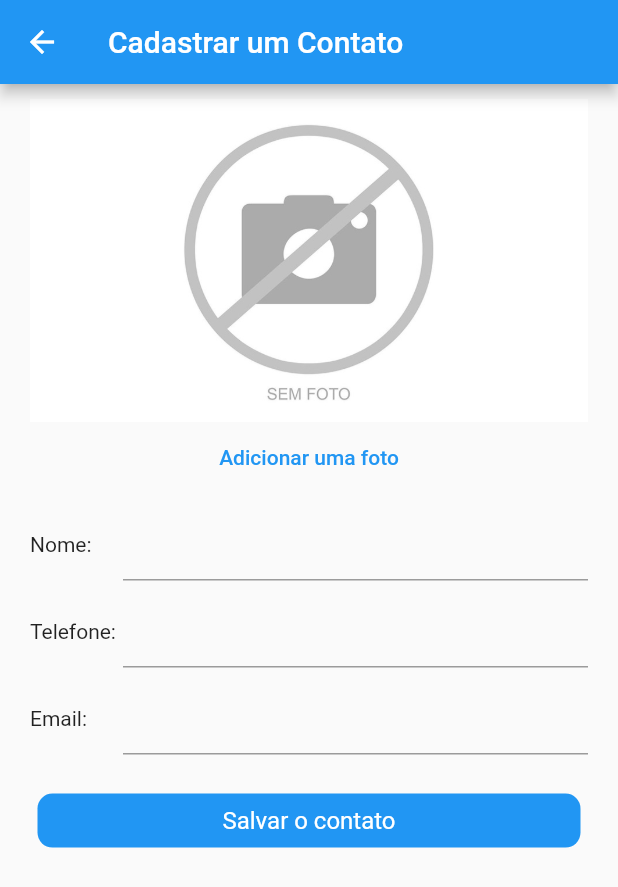
After one commit to otaviotfcunha/lista_contatos_dio, a Flutter app: the CadastroPage screen opened directly, on a phone screen of 412 x 824 dp. The commit adds this screen. Shown: the top 887 px of the screen. Run offline on Flutter 3.47's test engine with Material 2 defaults, Android fonts, the phone set to English and light mode, and no system bars; our stand-ins replace animated_text_kit, dio, flutter_dotenv, image_cropper, image_picker.

Commit message:
[UPDATE] Criação das novas telas, acesso aos dados do backend, crud funcionando e manipulação das imagens.

```diff
--- /dev/null
+++ b/lib/pages/cadastro_page.dart
@@ -0,0 +1,198 @@
+import 'dart:io';
+
+import 'package:flutter/material.dart';
+import 'package:image_picker/image_picker.dart';
+import 'package:lista_contatos_dio/models/contatos_model.dart';
+import 'package:lista_contatos_dio/models/utils.dart';
+import 'package:lista_contatos_dio/repositories/contatos_repository.dart';
+import 'package:lista_contatos_dio/shared/app_images.dart';
+import 'package:path/path.dart';
+import 'package:path_provider/path_provider.dart' as path_provider;
+
+class CadastroPage extends StatefulWidget {
+  const CadastroPage({super.key});
+
+  @override
+  State<CadastroPage> createState() => _CadastroPageState();
+}
+
+class _CadastroPageState extends State<CadastroPage> {
+  var nomeController = TextEditingController(text: "");
+  var telefoneController = TextEditingController(text: "");
+  var emailController = TextEditingController(text: "");
+  var carregando = false;
+  bool subiuFoto = false;
+  late String path;
+  late XFile? photo;
+  String fotoNome = "sem-foto.jpg";
+
+  @override
+  void initState() {
+    // TODO: implement initState
+    super.initState();
+    carregarPagina();
+  }
+
+  carregarPagina() async{
+    setState(() {
+      carregando = true;
+    });
+    nomeController.text = "";
+    telefoneController.text = "";
+    emailController.text = "";
+    path = (await path_provider.getApplicationDocumentsDirectory()).path;
+
+    setState(() {
+      carregando = false;
+    });
+  }
+
+
+  @override
+  Widget build(BuildContext context) {
+    return SafeArea(child: Scaffold(
+      appBar: AppBar(title: const Text("Cadastrar um Contato"),),
+      body: carregando ? const Center(child: CircularProgressIndicator()) : ListView(
+        children: [
+          Padding(
+          padding: const EdgeInsets.symmetric(vertical: 10, horizontal: 20),
+          child: Column(
+            children: [
+              Row(
+                children: [
+                  subiuFoto ? Expanded(child: Image.file(File(photo!.path))) : Expanded(child: Image.asset(AppImages.sem_foto))
+                ],
+              ),
+              TextButton(onPressed: (){
+                showModalBottomSheet(context: context, builder: (_){
+                  return Wrap(
+                    children: [
+                      ListTile(
+                        leading: const Icon(Icons.photo_camera),
+                        title: const Text("Acessar a câmera"),
+                        onTap: () async {
+                          final ImagePicker picker = ImagePicker();
+                          photo = await picker.pickImage(source: ImageSource.camera);
+                          if(photo != null){
+                            //fotoNome = basename(photo!.path);
+                            //await photo!.saveTo("$path/$fotoNome");
+                            photo = await Utils.cropImage(photo!);
+                            fotoNome = basename(photo!.path);
+                            await photo!.saveTo("$path/$fotoNome");
+                            subiuFoto = true;
+                            setState(() {});
+                          }
+
+                        },
+                      ),
+                      ListTile(
+                        leading: const Icon(Icons.photo),
+                        title: const Text("Acessar a galeria"),
+                        onTap: () async {
+                          final ImagePicker picker = ImagePicker();
+                          photo = await picker.pickImage(source: ImageSource.gallery);
+                          if(photo != null){
+                            //fotoNome = basename(photo!.path);
+                            //await photo!.saveTo("$path/$fotoNome");
+                            //cropImage(photo!);
+                            photo = await Utils.cropImage(photo!);
+                            fotoNome = basename(photo!.path);
+                            await photo!.saveTo("$path/$fotoNome");
+                            subiuFoto = true;
+                            setState(() {});
+                          }
+                        },
+                      ),
+                    ],
+                  );
+                });
+              }, child: const Text("Adicionar uma foto")),
+              const SizedBox(height: 10),
+              Row(
+                children: [
+                  const Expanded(
+                    flex: 1,
+                    child: Text("Nome: ")
+                  ),
+                  Expanded(
+                    flex: 5,
+                    child: TextField(
+                    controller: nomeController,
+                   )
+                  ),
+                ],
+              ),
+              const SizedBox(height: 10),
+              Row(
+                children: [
+                  const Expanded(
+                    flex: 1,
+                    child: Text("Telefone: ")
+                  ),
+                  Expanded(
+                    flex: 5,
+                    child: TextField(
+                    controller: telefoneController,
+                   )
+                  ),
+                ],
+              ),
+              const SizedBox(height: 10),
+              Row(
+                children: [
+                  const Expanded(
+                    flex: 1,
+                    child: Text("Email: ")
+                  ),
+                  Expanded(
+                    flex: 5,
+                    child: TextField(
+                    controller: emailController,
+                   )
+                  ),
+                ],
+              ),
+              const SizedBox(height: 20,),
+              Container(
+                width: double.infinity,
+                margin: const EdgeInsets.symmetric(horizontal: 5),
+                alignment: Alignment.center,
+                child: SizedBox(
+                  width: double.infinity,
+                  child: TextButton(
+                      onPressed: () async {
+                        ContatosRepository contatosRepository = ContatosRepository();
+                        var insereDados = ContatoModel.adicionar(nomeController.text, telefoneController.text, emailController.text, fotoNome, false);
+                        await contatosRepository.adicionar(insereDados);
+                        subiuFoto = false;
+                        carregarPagina();
+                        ScaffoldMessenger.of(context).showSnackBar(const SnackBar(
+                            content: Text("O contato foi adicionado com sucesso!")
+                          )
+                        );
+                      },
+                      style: ButtonStyle(
+                          shape: MaterialStateProperty.all(
+                              RoundedRectangleBorder(
+                                  borderRadius: BorderRadius.circular(10))),
+                          backgroundColor: MaterialStateProperty.all(
+                              Colors.blue)),
+                      child: const Text(
+                        "Salvar o contato",
+                        style: TextStyle(
+                            color: Colors.white,
+                            fontSize: 16,
+                            fontWeight: FontWeight.w400),
+                      )),
+                ),
+              ),
+
+
+
+            ],
+          ),
+        ),
+      ]),
+    ));
+  }
+}
--- a/lib/pages/home_page.dart
+++ b/lib/pages/home_page.dart
@@ -1,4 +1,5 @@
 import 'package:flutter/material.dart';
+import 'package:lista_contatos_dio/pages/cadastro_page.dart';
 import 'package:lista_contatos_dio/shared/widgets/menu_lateral.dart';
 
 class HomePage extends StatefulWidget {
@@ -18,6 +19,9 @@ class _HomePageState extends State<HomePage> {
         title: const Text("Lista de Contatos"),
       ),
       body: Container(),
+      floatingActionButton: FloatingActionButton(onPressed: (){
+        Navigator.push(context, MaterialPageRoute(builder: (context) => const CadastroPage()));
+      }, child: const Icon(Icons.add)),
     ));
   }
 }
--- a/lib/shared/widgets/menu_lateral.dart
+++ b/lib/shared/widgets/menu_lateral.dart
@@ -1,6 +1,7 @@
 import 'dart:io';
 
 import 'package:flutter/material.dart';
+import 'package:lista_contatos_dio/pages/cadastro_page.dart';
 import 'package:lista_contatos_dio/pages/contatos_page.dart';
 import 'package:lista_contatos_dio/shared/app_images.dart';
 import 'package:lista_contatos_dio/shared/widgets/itens_menu_lateral.dart';
@@ -21,6 +22,11 @@ class MenuLateral extends StatelessWidget {
                 ),
                 accountName: const Text("@otaviotfcunha", style: TextStyle(color: Colors.blue, fontWeight: FontWeight.w900, fontSize: 20)),
                 accountEmail: const Text("otavio@isistecnologia.com.br", style: TextStyle(color: Colors.blue, fontWeight: FontWeight.w900, fontSize: 16))
+              ),
+              const ItensMenuLateral(textMenu: "Novo cadastro", paginaDireciona: CadastroPage(), iconeMenu: Icons.add),
+              const Divider(),
+              const SizedBox(
+                height: 10,
               ),
               const ItensMenuLateral(textMenu: "Contatos salvos", paginaDireciona: ContatosPage(), iconeMenu: Icons.person),
               const Divider(),
--- a/pubspec.yaml
+++ b/pubspec.yaml
@@ -38,6 +38,10 @@ dependencies:
   animated_text_kit: ^4.2.2
   dio: ^5.3.3
   flutter_dotenv: ^5.1.0
+  image_picker: ^1.0.4
+  path_provider: ^2.1.1
+  path: ^1.8.3
+  image_cropper: ^5.0.0
 
 dev_dependencies:
   flutter_test:
```
Also changed, not shown: lib/models/contatos_model.dart (+8 -5 lines), lib/models/utils.dart (added, +35 -0 lines), lib/pages/contatos_page.dart (+22 -8 lines), lib/pages/editar_page.dart (added, +223 -0 lines), lib/pages/exibir_page.dart (added, +120 -0 lines), lib/repositories/contatos_repository.dart (+11 -5 lines), pubspec.lock, 8 other files.
